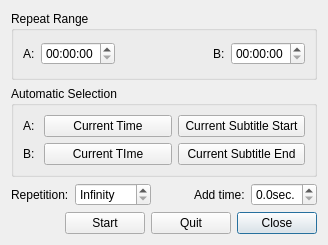
The window that src/cmplayer/ui/abrepeatdialog.ui (bylee20/cmplayer-kldp.net) describes before a commit, drawn with Qt 5.
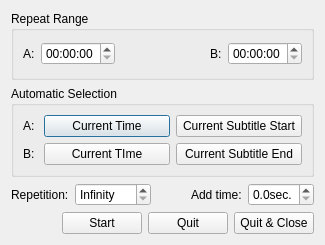
The same window after the commit.

Patch:
```diff
--- a/src/cmplayer/ui/abrepeatdialog.ui
+++ b/src/cmplayer/ui/abrepeatdialog.ui
@@ -5,7 +5,7 @@
    <rect>
     <x>0</x>
     <y>0</y>
-    <width>328</width>
+    <width>325</width>
     <height>245</height>
    </rect>
   </property>
@@ -243,10 +243,7 @@
      <item>
       <widget class="QPushButton" name="close" >
        <property name="text" >
-        <string>Close</string>
-       </property>
-       <property name="default" >
-        <bool>true</bool>
+        <string>Quit &amp;&amp; Close</string>
        </property>
       </widget>
      </item>
```
Left out of the diff: 13 changed lines with no effect on the pictures.
